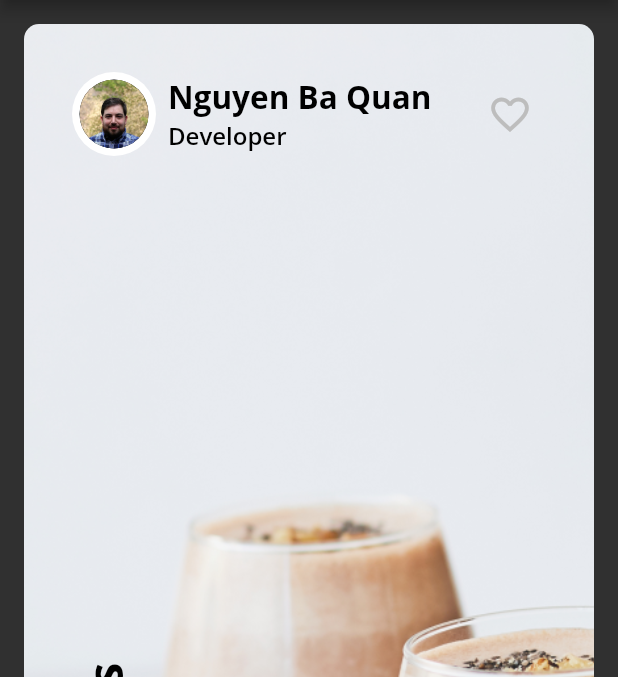
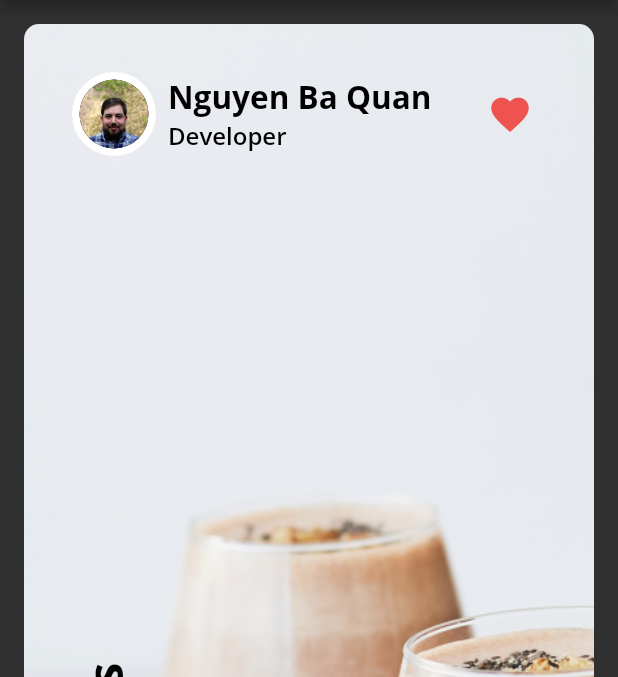
Before and after one commit to uzuhinta/flutter_food_app, a Flutter app: the screen it shows after launch, item 2 of the bottom bar chosen, after a tap on the "favorite outline" icon, on a phone screen of 412 x 824 dp, the part 84-761 px from its top. Run offline on Flutter 3.47's test engine with Material 2 defaults, Android fonts, the phone set to English and light mode, and no system bars; our stand-ins replace google_fonts.

Commit message:
Reactive button like

```diff
--- a/lib/author_card.dart
+++ b/lib/author_card.dart
@@ -2,7 +2,61 @@ import 'package:flutter/material.dart';
 import 'package:fooderlich/circle_image.dart';
 import 'package:fooderlich/fooderlich_theme.dart';
 
-class AuthorCard extends StatelessWidget {
+// class AuthorCard extends StatelessWidget {
+//   const AuthorCard(
+//       {Key? key,
+//       required this.authorName,
+//       required this.title,
+//       this.imageProvider})
+//       : super(key: key);
+
+//   final String authorName;
+//   final String title;
+//   final ImageProvider? imageProvider;
+
+//   @override
+//   Widget build(BuildContext context) {
+//     return Container(
+//       padding: const EdgeInsets.all(16),
+//       child: Row(
+//         children: [
+//           CircleImage(
+//             imageProvider: imageProvider,
+//             imageRadius: 28,
+//           ),
+//           const SizedBox(
+//             width: 8,
+//           ),
+//           Column(
+//             crossAxisAlignment: CrossAxisAlignment.start,
+//             children: [
+//               Text(
+//                 authorName,
+//                 style: FooderlichTheme.lightTextTheme.headline2,
+//               ),
+//               Text(
+//                 title,
+//                 style: FooderlichTheme.lightTextTheme.headline3,
+//               ),
+//             ],
+//           ),
+//           Spacer(),
+//           IconButton(
+//             onPressed: () {
+//               const snackBar = SnackBar(content: Text('Favorite Pressed'));
+//               ScaffoldMessenger.of(context).showSnackBar(snackBar);
+//             },
+//             icon: const Icon(Icons.favorite_border),
+//             iconSize: 30,
+//             color: Colors.grey[400],
+//           )
+//         ],
+//       ),
+//     );
+//   }
+// }
+
+class AuthorCard extends StatefulWidget {
   const AuthorCard(
       {Key? key,
       required this.authorName,
@@ -15,13 +69,20 @@ class AuthorCard extends StatelessWidget {
   final ImageProvider? imageProvider;
 
   @override
+  _AuthorCardState createState() => _AuthorCardState();
+}
+
+class _AuthorCardState extends State<AuthorCard> {
+  bool _isFavorited = false;
+
+  @override
   Widget build(BuildContext context) {
     return Container(
       padding: const EdgeInsets.all(16),
       child: Row(
         children: [
           CircleImage(
-            imageProvider: imageProvider,
+            imageProvider: widget.imageProvider,
             imageRadius: 28,
           ),
           const SizedBox(
@@ -31,11 +92,11 @@ class AuthorCard extends StatelessWidget {
             crossAxisAlignment: CrossAxisAlignment.start,
             children: [
               Text(
-                authorName,
+                widget.authorName,
                 style: FooderlichTheme.lightTextTheme.headline2,
               ),
               Text(
-                title,
+                widget.title,
                 style: FooderlichTheme.lightTextTheme.headline3,
               ),
             ],
@@ -43,12 +104,15 @@ class AuthorCard extends StatelessWidget {
           Spacer(),
           IconButton(
             onPressed: () {
+              setState(() {
+                _isFavorited = !_isFavorited;
+              });
               const snackBar = SnackBar(content: Text('Favorite Pressed'));
               ScaffoldMessenger.of(context).showSnackBar(snackBar);
             },
-            icon: const Icon(Icons.favorite_border),
+            icon: Icon(_isFavorited ? Icons.favorite : Icons.favorite_border),
             iconSize: 30,
-            color: Colors.grey[400],
+            color: Colors.red[400],
           )
         ],
       ),
```
